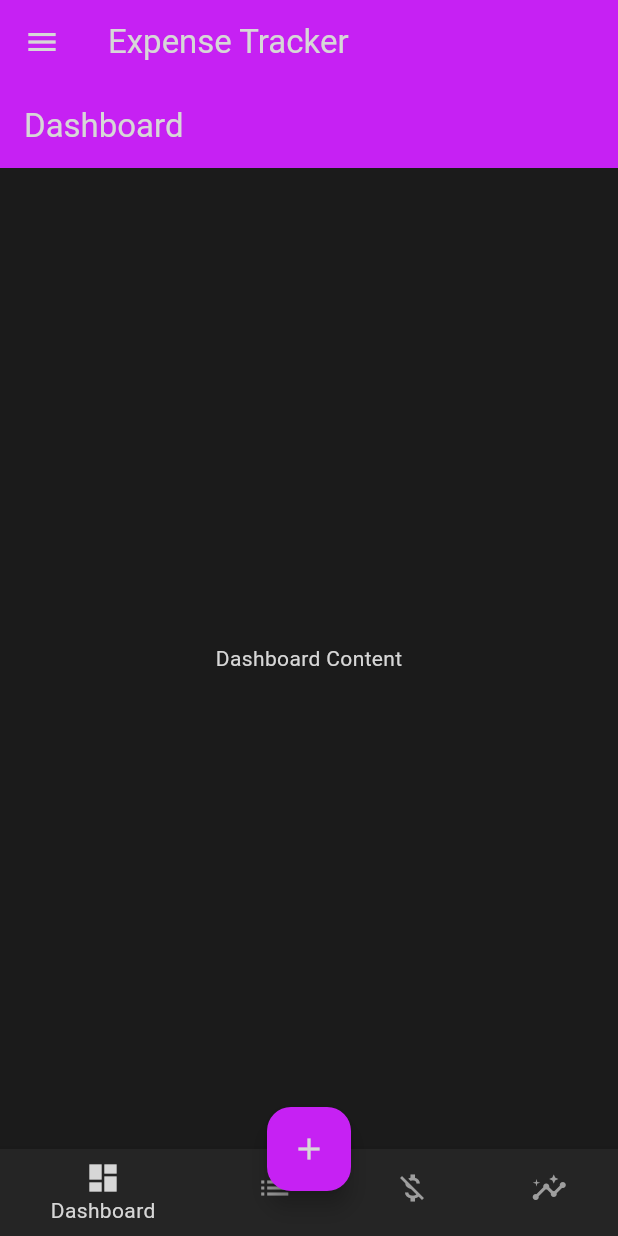
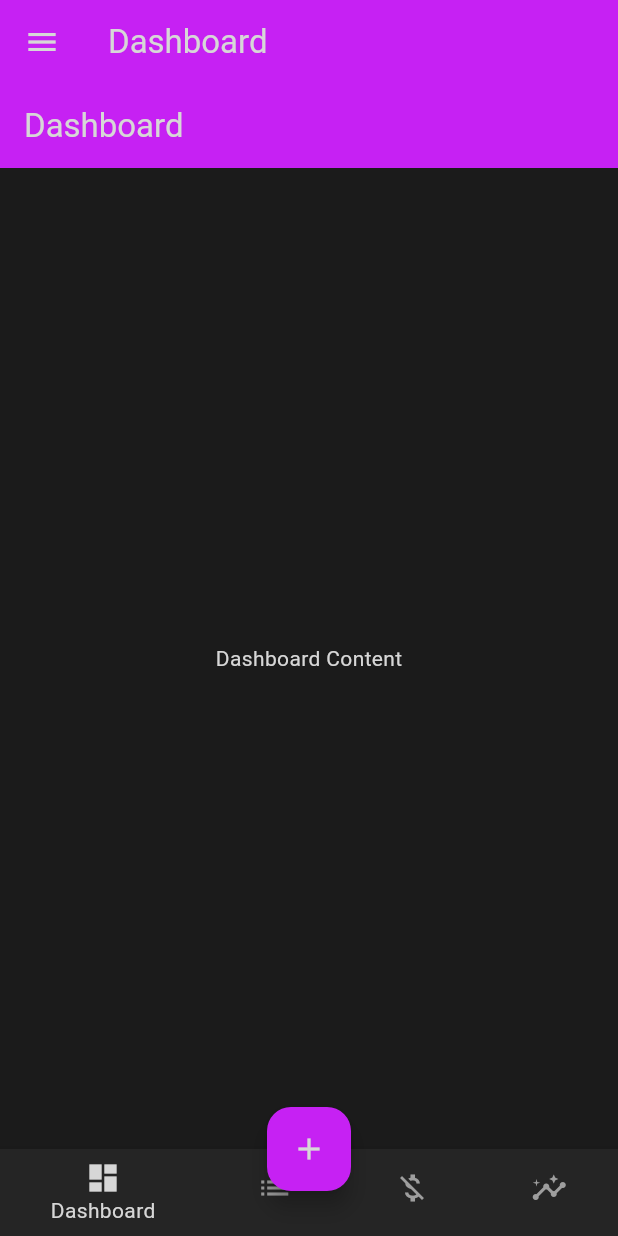
Before and after one commit to SolidCaterpillar/SWEN303-Group-Project-Part-1, a Flutter app: the screen it shows after launch, on a phone screen of 412 x 824 dp. Run offline on Flutter 3.47's test engine with Material 3 defaults, Android fonts, the light colour scheme and no system bars.

Commit message:
Refactoring Appbar for changes in layout

```diff
--- a/flutter_prototype/lib/main.dart
+++ b/flutter_prototype/lib/main.dart
@@ -6,6 +6,7 @@ import 'screens/owing_screen.dart';
 import 'screens/settings_screen.dart';
 import 'screens/insights_screen.dart';
 import 'screens/add_expense_overlay.dart';
+
 
 void main() {
   runApp(const MyApp());
@@ -66,6 +67,13 @@ class _HomeScreenState extends State<HomeScreen> {
     InsightsScreen(),
   ];
 
+  final List<String> _appBarNames = [
+    'Dashboard',
+    'Expenses',
+    'Owing',
+    'Insights',
+  ];
+
   void _onTabTapped(int index) {
     setState(() {
       _currentIndex = index;
@@ -79,24 +87,32 @@ class _HomeScreenState extends State<HomeScreen> {
     );
   }
 
+  Widget _menuButtonAppBar(context) {
+          return IconButton(
+            icon: const Icon(Icons.menu, color: AppColors.textPrimary),
+            onPressed: () {
+              Scaffold.of(context).openDrawer();
+            },
+          );
+        }
+
+
+  AppBar _buildAppBar() {
+    return AppBar(
+      title: Text(_appBarNames[_currentIndex],
+          style: TextStyle(color: AppColors.textPrimary)),
+      backgroundColor: AppColors.primary,
+      leading: Builder(
+        builder: _menuButtonAppBar,
+      ),
+    );
+  }
+
   @override
   Widget build(BuildContext context) {
+
     return Scaffold(
-      appBar: AppBar(
-        title: const Text('Expense Tracker',
-            style: TextStyle(color: AppColors.textPrimary)),
-        backgroundColor: AppColors.primary,
-        leading: Builder(
-          builder: (context) {
-            return IconButton(
-              icon: const Icon(Icons.menu, color: AppColors.textPrimary),
-              onPressed: () {
-                Scaffold.of(context).openDrawer();
-              },
-            );
-          },
-        ),
-      ),
+      appBar: _buildAppBar(),
       drawer: Drawer(
         child: SizedBox(
           width: MediaQuery.of(context).size.width * 0.5,
@@ -164,4 +180,6 @@ class _HomeScreenState extends State<HomeScreen> {
       floatingActionButtonLocation: FloatingActionButtonLocation.centerDocked,
     );
   }
+
+
 }
```
